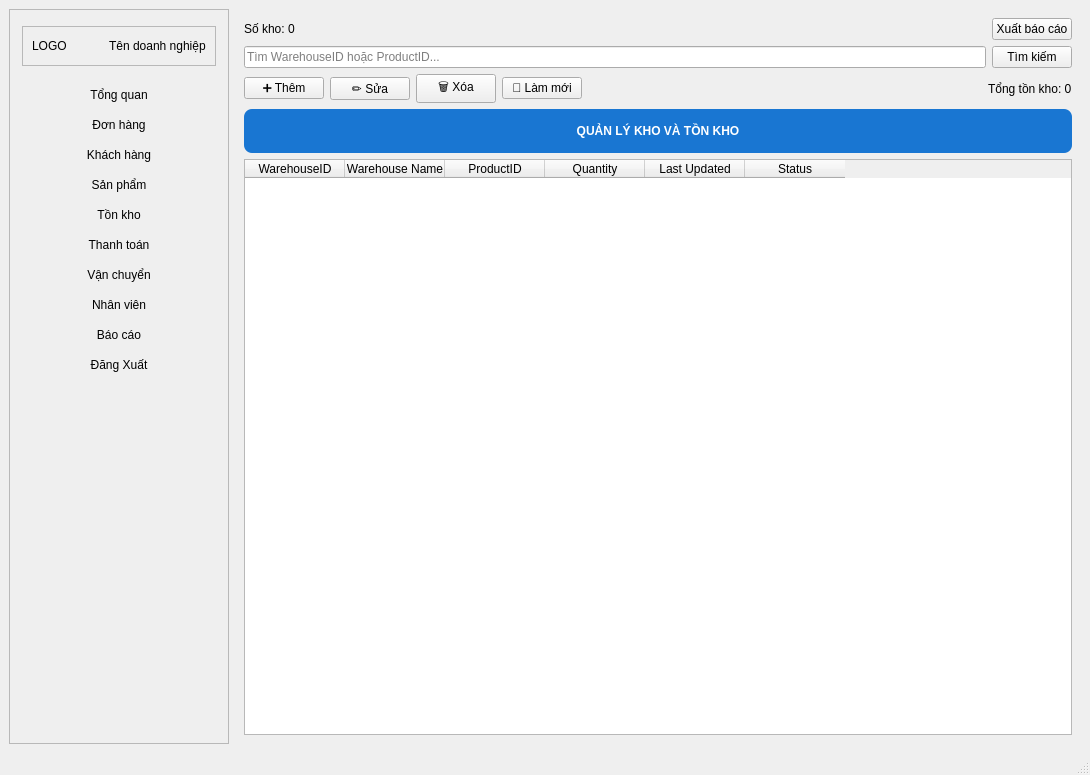
Qt form ui/main_window.ui (thinh-doan/sales-and-warehouse-management-system) before a commit.
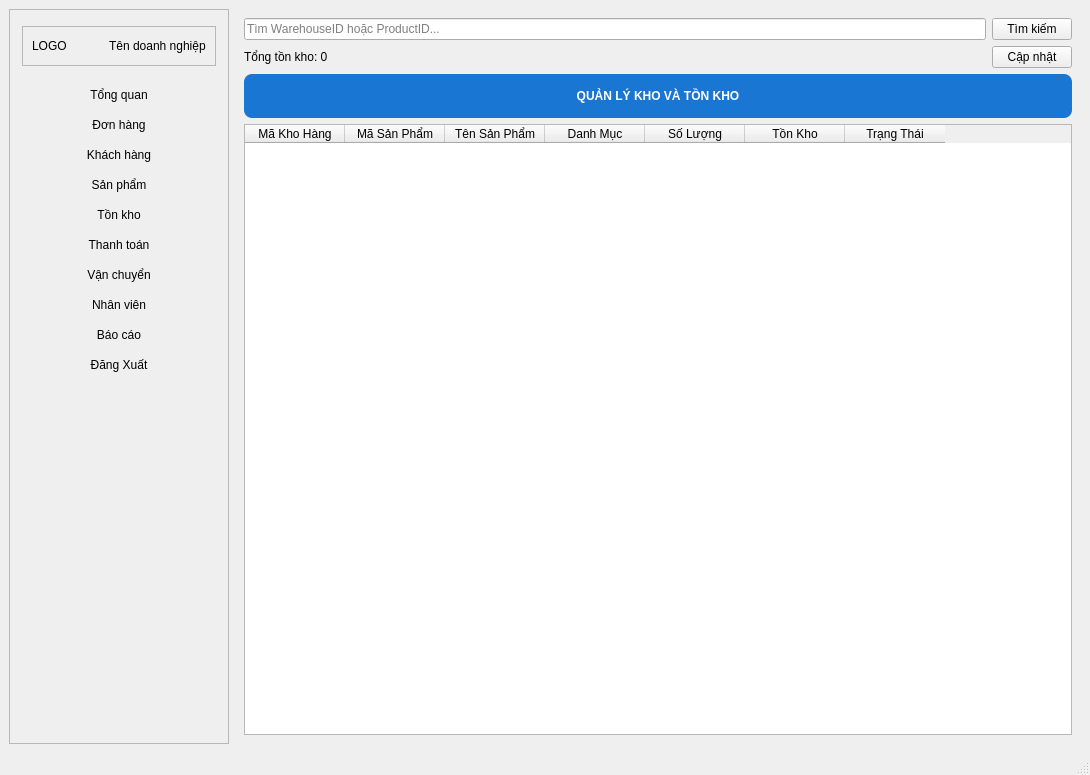
The same form after that commit.

What changed in the file:
```diff
--- a/ui/main_window.ui
+++ b/ui/main_window.ui
@@ -705,37 +705,6 @@
       <widget class="QWidget" name="tabSanPham"/>
       <widget class="QWidget" name="tabTonKho">
        <layout class="QVBoxLayout" name="verticalLayout_6">
-        <item>
-         <layout class="QHBoxLayout" name="_5">
-          <item>
-           <widget class="QLabel" name="lblWarehouse">
-            <property name="text">
-             <string>Số kho: 0</string>
-            </property>
-           </widget>
-          </item>
-          <item>
-           <spacer name="horizontalSpacer2">
-            <property name="orientation">
-             <enum>Qt::Horizontal</enum>
-            </property>
-            <property name="sizeHint" stdset="0">
-             <size>
-              <width>0</width>
-              <height>0</height>
-             </size>
-            </property>
-           </spacer>
-          </item>
-          <item>
-           <widget class="QPushButton" name="btnExport">
-            <property name="text">
-             <string>Xuất báo cáo</string>
-            </property>
-           </widget>
-          </item>
-         </layout>
-        </item>
         <item>
          <layout class="QHBoxLayout" name="_3">
           <item>
@@ -756,47 +725,6 @@
         </item>
         <item>
          <layout class="QHBoxLayout" name="buttonLayout">
-          <item>
-           <widget class="QPushButton" name="btnAdd_4">
-            <property name="text">
-             <string>➕ Thêm</string>
-            </property>
-           </widget>
-          </item>
-          <item>
-           <widget class="QPushButton" name="btnUpdate_4">
-            <property name="text">
-             <string>✏️ Sửa</string>
-            </property>
-           </widget>
-          </item>
-          <item>
-           <widget class="QPushButton" name="btnDelete_4">
-            <property name="text">
-             <string>🗑 Xóa</string>
-            </property>
-           </widget>
-          </item>
-          <item>
-           <widget class="QPushButton" name="btnRefresh_3">
-            <property name="text">
-             <string>🔄 Làm mới</string>
-            </property>
-           </widget>
-          </item>
-          <item>
-           <spacer name="horizontalSpacer_8">
-            <property name="orientation">
-             <enum>Qt::Horizontal</enum>
-            </property>
-            <property name="sizeHint" stdset="0">
-             <size>
-              <width>0</width>
-              <height>0</height>
-             </size>
-            </property>
-           </spacer>
-          </item>
           <item>
            <widget class="QLabel" name="lblTotal">
             <property name="text">
@@ -804,6 +732,26 @@
             </property>
            </widget>
           </item>
+          <item>
+           <spacer name="horizontalSpacer_8">
+            <property name="orientation">
+             <enum>Qt::Horizontal</enum>
+            </property>
+            <property name="sizeHint" stdset="0">
+             <size>
+              <width>0</width>
+              <height>0</height>
+             </size>
+            </property>
+           </spacer>
+          </item>
+          <item>
+           <widget class="QPushButton" name="btnUpdate_4">
+            <property name="text">
+             <string>Cập nhật</string>
+            </property>
+           </widget>
+          </item>
          </layout>
         </item>
         <item>
@@ -830,32 +778,37 @@
          <widget class="QTableWidget" name="tableInventory">
           <column>
            <property name="text">
-            <string>WarehouseID</string>
+            <string>Mã Kho Hàng</string>
            </property>
           </column>
           <column>
            <property name="text">
-            <string>Warehouse Name</string>
+            <string>Mã Sản Phẩm</string>
            </property>
           </column>
           <column>
            <property name="text">
-            <string>ProductID</string>
+            <string>Tên Sản Phẩm</string>
            </property>
           </column>
           <column>
            <property name="text">
-            <string>Quantity</string>
+            <string>Danh Mục</string>
            </property>
           </column>
           <column>
            <property name="text">
-            <string>Last Updated</string>
+            <string>Số Lượng</string>
            </property>
           </column>
           <column>
            <property name="text">
-            <string>Status</string>
+            <string>Tồn Kho</string>
+           </property>
+          </column>
+          <column>
+           <property name="text">
+            <string>Trạng Thái</string>
            </property>
           </column>
          </widget>
```
Left out of the diff: 2 changed lines with no effect on the pictures.
